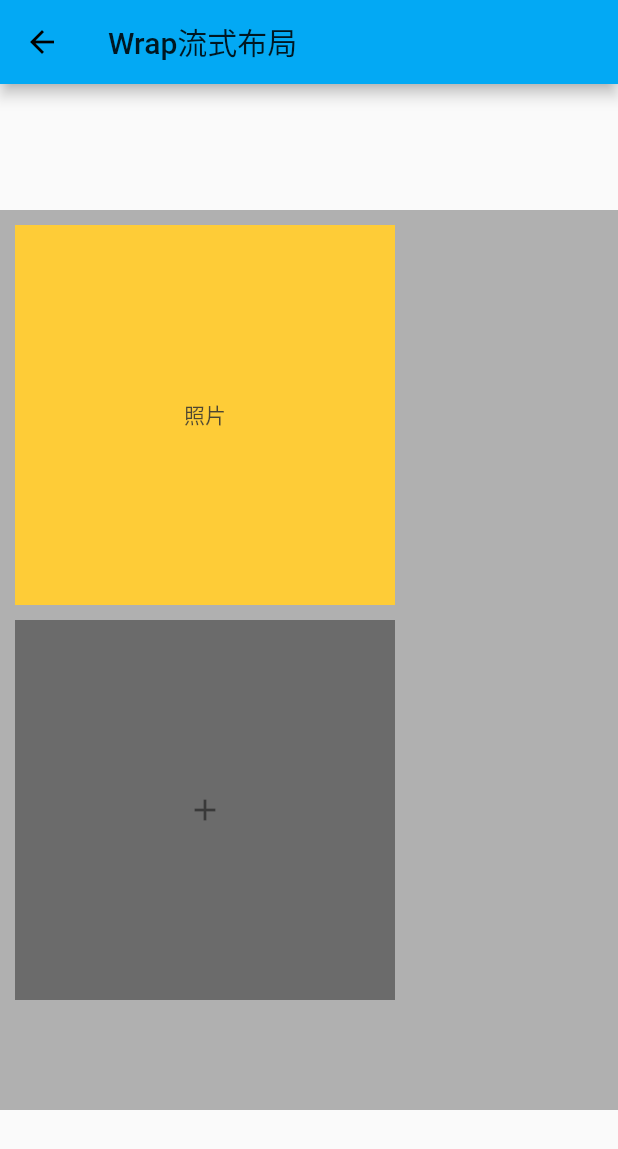
After one commit to ComexGit/flutter_demo, a Flutter app: the WrapWidget screen opened directly, after a tap on the "add" icon, on a phone screen of 412 x 824 dp. The commit adds this screen. Shown: the top 1149 px of the screen. Run offline on Flutter 3.47's test engine with Material 2 defaults, Android fonts, the phone set to English and light mode, and no system bars.

Commit message:
增加三个demo
1.wrap widget;
2.expansion widget;

```diff
--- /dev/null
+++ b/lib/widgets/WrapWidget.dart
@@ -0,0 +1,89 @@
+import 'package:flutter/material.dart';
+import 'dart:ui';
+
+class WrapWidget extends StatefulWidget {
+  @override
+  _WrapWidgetState createState() => _WrapWidgetState();
+}
+
+class _WrapWidgetState extends State<WrapWidget> {
+  List<Widget> list;
+  var screenW;
+  var screenH;
+  final padding = 0.0;
+  final spacing = 10.0;
+  var cellW;
+  var cellH;
+
+  _WrapWidgetState() {
+
+    screenW = MediaQueryData.fromWindow(window).size.width;
+    screenH = MediaQueryData.fromWindow(window).size.height;
+    cellW = (screenW - spacing * 4) / 3;
+    cellH = cellW;
+
+    list = List<Widget>()..add(buildAddButton());
+  }
+
+//   @override
+//   void initState() {
+//     super.initState();
+
+
+//   }
+
+  @override
+  Widget build(BuildContext context) {
+    // screenW = MediaQuery.of(context).size.width;
+    // screenH = MediaQuery.of(context).size.height;
+
+    return Scaffold(
+      appBar: AppBar(title: Text('Wrap流式布局')),
+      body: Center(
+        child: Opacity(
+          opacity: 0.8,
+          child: Container(
+            width: screenW,
+            height: screenH,
+            color: Colors.grey,
+            child: Wrap(
+              children: list,
+              spacing: padding,
+            ),
+          ),
+        ),
+      ),
+    );
+  }
+
+  Widget buildAddButton() {
+    return GestureDetector(
+      onTap: () {
+        if (list.length < 12) {
+          setState(() {
+            list.insert(list.length - 1, buildPhoto());
+          });
+        }
+      },
+      child: Padding(
+        padding: EdgeInsets.only(left: spacing, top: spacing),
+        child: Container(
+          width: cellW,
+          height: cellH,
+          color: Colors.black54,
+          child: Icon(Icons.add),
+        ),
+      ),
+    );
+  }
+
+  Widget buildPhoto() {
+    return Padding(
+        padding: EdgeInsets.only(left: spacing, top: spacing),
+        child: Container(
+            width: cellW,
+            height: cellH,
+            color: Colors.amber,
+            child: Center(child: Text('照片'))));
+  }
+}
```
Also changed, not shown: lib/main.dart (+9 -0 lines), lib/widgets/ExpansionPanelListWidget.dart (added, +64 -0 lines), lib/widgets/ExpansionTileWidget.dart (added, +21 -0 lines), pubspec.lock.
